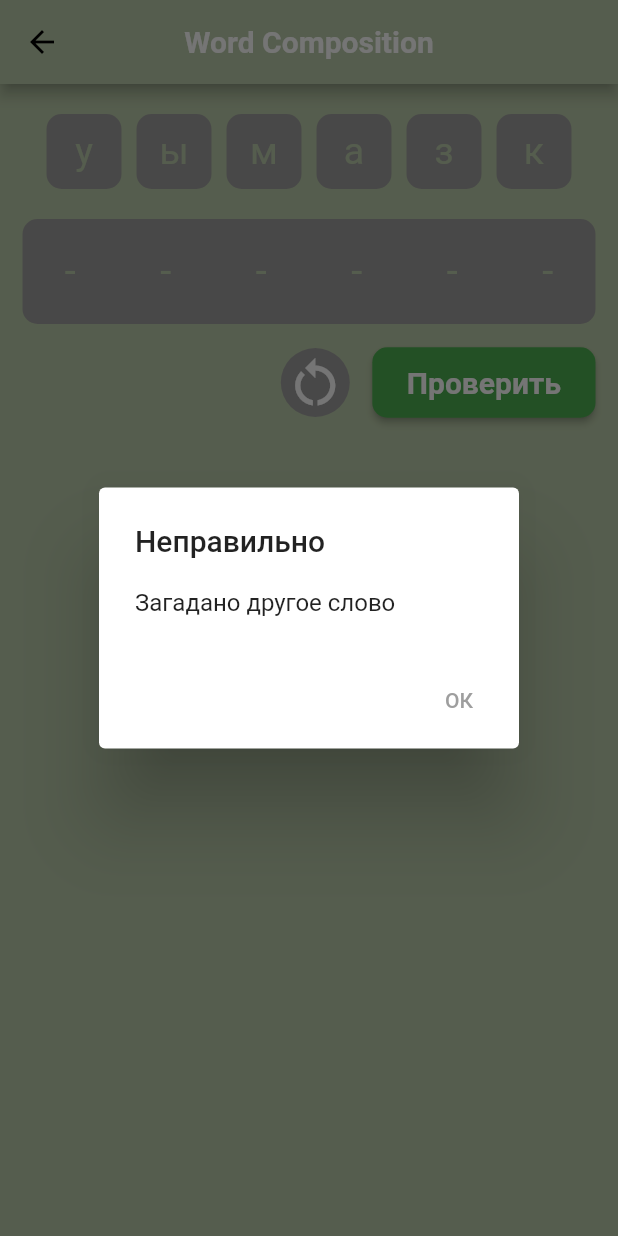
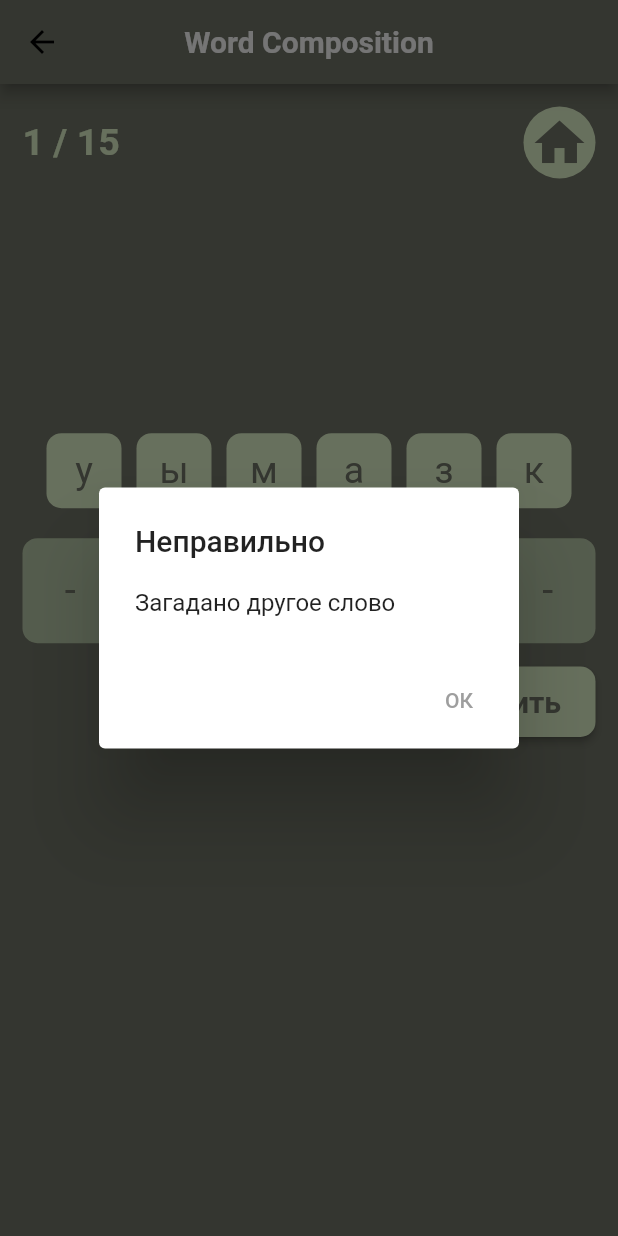
Before and after one commit to Nataliiabul/word-composition, a Flutter app: the GameScreen screen opened by its route, after a tap on "Проверить", on a phone screen of 412 x 824 dp. Run offline on Flutter 3.47's test engine with Material 2 defaults, Android fonts, the phone set to English and light mode, and no system bars.

Commit message:
made navigation + improve ui

```diff
--- a/lib/screens/game_screen.dart
+++ b/lib/screens/game_screen.dart
@@ -3,6 +3,7 @@ import 'package:flutter/material.dart';
 import 'package:provider/provider.dart';
 
 import 'package:word_composition/data.dart';
+import 'package:word_composition/screens/menu_screen.dart';
 import 'package:word_composition/style/colors.dart';
 
 class GameScreen extends StatefulWidget {
@@ -33,18 +34,93 @@ class _GameScreenState extends State<GameScreen> {
     initGame();
   }
 
-  // dialog
-  Future<void> _showDialog(bool isCorrect) async {
+  // go home
+  void goHome() {
+    Navigator.of(context)
+        .pushReplacement(MaterialPageRoute(builder: (context) => MenuScreen()));
+  }
+
+  // dialog to check word
+  Future<void> _showToHomeDialog() async {
     return showDialog<void>(
       context: context,
       barrierDismissible: false,
       builder: (BuildContext context) {
         return AlertDialog(
-        title: isCorrect ? const Text('Правильно') : const Text('Неправильно'),
+          title: Text(
+            'Выйти из игры?',
+            style: TextStyle(
+              color: AppColors.secondColor,
+              fontSize: 20,
+              fontWeight: FontWeight.bold,
+            ),
+          ),
           content: SingleChildScrollView(
             child: ListBody(
-            children:[
-              isCorrect ? const Text('Вы отгадали слово!') : const Text('Загадано другое слово') ,
+              children: [
+                Text(
+                  'Вы уверены, что хотите выйти? Состояние игры не будет сохранено.',
+                  textAlign: TextAlign.justify,
+                  style: TextStyle(
+                    color: AppColors.secondColor,
+                    fontSize: 17,
+                  ),
+                ),
+              ],
+            ),
+          ),
+          actions: <Widget>[
+            TextButton(
+              child: Text(
+                'Да',
+                style: TextStyle(
+                  color: AppColors.secondColor,
+                  fontSize: 17,
+                  fontWeight: FontWeight.bold,
+                ),
+              ),
+              onPressed: () {
+                Navigator.of(context).pushReplacement(
+                    MaterialPageRoute(builder: (context) => MenuScreen()));
+                Navigator.of(context).pop();
+                Navigator.of(context).pushReplacement(
+                    MaterialPageRoute(builder: (context) => MenuScreen()));
+              },
+            ),
+            TextButton(
+              child: Text(
+                'Нет',
+                style: TextStyle(
+                  color: AppColors.secondColor,
+                  fontSize: 17,
+                  fontWeight: FontWeight.bold,
+                ),
+              ),
+              onPressed: () {
+                Navigator.of(context).pop();
+              },
+            ),
+          ],
+        );
+      },
+    );
+  }
+
+  // dialog to go home
+  Future<void> _showCheckWordDialog(bool isCorrect) async {
+    return showDialog<void>(
+      context: context,
+      barrierDismissible: false,
+      builder: (BuildContext context) {
+        return AlertDialog(
+          title:
+              isCorrect ? const Text('Правильно') : const Text('Неправильно'),
+          content: SingleChildScrollView(
+            child: ListBody(
+              children: [
+                isCorrect
+                    ? const Text('Вы отгадали слово!')
+                    : const Text('Загадано другое слово'),
               ],
             ),
           ),
@@ -67,8 +143,9 @@ class _GameScreenState extends State<GameScreen> {
     final width = MediaQuery.of(context).size.width;
     final wordsData = Provider.of<Words>(context);
     _userLetters = wordsData.userLetters;
+
     return Scaffold(
-      backgroundColor: AppColors.mainColor,
+      backgroundColor: AppColors.secondColor,
       appBar: AppBar(
         title: const Text(
           'Word Composition',
@@ -78,7 +155,7 @@ class _GameScreenState extends State<GameScreen> {
           ),
         ),
         centerTitle: true,
-        backgroundColor: AppColors.mainColor,
+        backgroundColor: AppColors.secondColor,
       ),
       body: Container(
         height: height -
@@ -91,6 +168,34 @@ class _GameScreenState extends State<GameScreen> {
           child: Column(
             crossAxisAlignment: CrossAxisAlignment.center,
             children: [
+              // top row
+              Row(
+                mainAxisAlignment: MainAxisAlignment.spaceBetween,
+                children: [
+                  Text(
+                    "1 / 15",
+                    style: TextStyle(
+                        color: AppColors.firstColor,
+                        fontSize: 25,
+                        fontWeight: FontWeight.bold),
+                  ),
+                  CircleAvatar(
+                    radius: 24,
+                    backgroundColor: AppColors.firstColor,
+                    child: IconButton(
+                      padding: const EdgeInsets.all(0),
+                      onPressed: _showToHomeDialog,
+                      icon: Icon(
+                        Icons.home,
+                        color: AppColors.secondColor,
+                        size: 40,
+                      ),
+                    ),
+                  ),
+                ],
+              ),
+              SizedBox(height: height * 0.2),
+
               // draggable letters
               Wrap(
                 children: _letters.map((letterItem) {
@@ -100,8 +205,8 @@ class _GameScreenState extends State<GameScreen> {
                       margin: const EdgeInsets.all(5),
                       width: 50,
                       height: 50,
-                      decoration: const BoxDecoration(
-                        color: Colors.grey,
+                      decoration: BoxDecoration(
+                        color: AppColors.firstColor,
                         borderRadius: BorderRadius.all(
                           Radius.circular(10),
                         ),
@@ -110,7 +215,7 @@ class _GameScreenState extends State<GameScreen> {
                         child: Text(
                           letterItem.letter,
                           style: TextStyle(
-                              color: AppColors.mainColor,
+                              color: AppColors.secondColor,
                               fontSize: 25,
                               decoration: TextDecoration.none),
                         ),
@@ -121,7 +226,7 @@ class _GameScreenState extends State<GameScreen> {
                       width: 50,
                       height: 50,
                       decoration: BoxDecoration(
-                        color: Colors.grey.withOpacity(0.3),
+                        color: AppColors.firstColor.withOpacity(0.3),
                         borderRadius: const BorderRadius.all(
                           Radius.circular(10),
                         ),
@@ -130,7 +235,7 @@ class _GameScreenState extends State<GameScreen> {
                         child: Text(
                           letterItem.letter,
                           style: TextStyle(
-                            color: AppColors.mainColor,
+                            color: AppColors.secondColor,
                             fontSize: 25,
                           ),
                         ),
@@ -140,8 +245,8 @@ class _GameScreenState extends State<GameScreen> {
                       margin: const EdgeInsets.all(5),
                       width: 50,
                       height: 50,
-                      decoration: const BoxDecoration(
-                        color: Colors.grey,
+                      decoration: BoxDecoration(
+                        color: AppColors.firstColor,
                         borderRadius: BorderRadius.all(
                           Radius.circular(10),
                         ),
@@ -150,7 +255,7 @@ class _GameScreenState extends State<GameScreen> {
                         child: Text(
                           letterItem.letter,
                           style: TextStyle(
-                            color: AppColors.mainColor,
+                            color: AppColors.secondColor,
                             fontSize: 25,
                           ),
                         ),
@@ -182,8 +287,8 @@ class _GameScreenState extends State<GameScreen> {
                           Radius.circular(10),
                         ),
                         color: _isAccepting
-                            ? Colors.grey.withOpacity(0.3)
-                            : Colors.grey,
+                            ? AppColors.mainColor.withOpacity(0.3)
+                            : AppColors.mainColor,
                       ),
 
                       // user letters
@@ -195,8 +300,8 @@ class _GameScreenState extends State<GameScreen> {
                                 margin: const EdgeInsets.all(5),
                                 width: 50,
                                 height: 50,
-                                decoration: const BoxDecoration(
-                                  // color: Colors.grey,
+                                decoration: BoxDecoration(
+                                  // color: AppColors.firstColor,
                                   borderRadius: BorderRadius.all(
                                     Radius.circular(10),
                                   ),
@@ -205,7 +310,7 @@ class _GameScreenState extends State<GameScreen> {
                                   child: Text(
                                     userLetterItem.letter,
                                     style: TextStyle(
-                                        color: AppColors.mainColor,
+                                        color: AppColors.secondColor,
                                         fontSize: 25,
                                         decoration: TextDecoration.none),
                                   ),
@@ -223,11 +328,10 @@ class _GameScreenState extends State<GameScreen> {
               Row(
                 mainAxisAlignment: MainAxisAlignment.end,
                 children: [
-
                   // reset
                   CircleAvatar(
                     radius: 23,
-                    backgroundColor: Colors.grey,
+                    backgroundColor: AppColors.firstColor,
                     child: IconButton(
                       padding: const EdgeInsets.all(0),
                       onPressed: () {
@@ -235,12 +339,11 @@ class _GameScreenState extends State<GameScreen> {
                           initGame();
                         });
                       },
-                      icon: const Icon(
+                      icon: Icon(
                         Icons.restart_alt,
-                        color: Colors.white,
+                        color: AppColors.secondColor,
                         size: 40,
                       ),
-
                     ),
                   ),
                   const SizedBox(width: 15),
@@ -248,11 +351,11 @@ class _GameScreenState extends State<GameScreen> {
                   // check
                   ElevatedButton(
                     onPressed: () {
-                      _showDialog(wordsData.checkCorrectAnswer());
+                      _showCheckWordDialog(wordsData.checkCorrectAnswer());
                     },
                     style: ElevatedButton.styleFrom(
-                      backgroundColor: Colors.green,
-                      foregroundColor: Colors.white,
+                      backgroundColor: AppColors.firstColor,
+                      foregroundColor: AppColors.secondColor,
                       padding: const EdgeInsets.symmetric(
                         horizontal: 23,
                         vertical: 12,
--- a/lib/widgets/bg_container.dart
+++ b/lib/widgets/bg_container.dart
@@ -20,7 +20,7 @@ class BgContainer extends StatelessWidget {
       decoration: BoxDecoration(
           gradient: LinearGradient(
         colors: [
-          AppColors.mainColor,
+          AppColors.secondColor,
           AppColors.firstColor,
         ],
         begin: Alignment.bottomCenter,
--- a/lib/widgets/card_with_info.dart
+++ b/lib/widgets/card_with_info.dart
@@ -7,10 +7,12 @@ class CardWithInfo extends StatelessWidget {
     Key? key,
     required this.width,
     required this.height,
+    required this.function,
   }) : super(key: key);
 
   final double width;
   final double height;
+  final VoidCallback function;
 
   @override
   Widget build(BuildContext context) {
@@ -31,7 +33,7 @@ class CardWithInfo extends StatelessWidget {
                 color: AppColors.mainColor,
                 spreadRadius: 2,
                 blurRadius: 5,
-                offset: Offset(0, 3))
+                offset: Offset(3, 4))
           ],
         ),
         child: Column(
@@ -56,7 +58,7 @@ class CardWithInfo extends StatelessWidget {
             ),
             Spacer(),
             ElevatedButton(
-              onPressed: () {},
+              onPressed: function,
               child: Text(
                 "СТАРТ",
                 style: TextStyle(
```
Also changed, not shown: lib/screens/menu_screen.dart (+7 -1 lines), lib/widgets/letter.dart (added, +11 -0 lines). Lines whose indentation alone changed are shown as unchanged.
